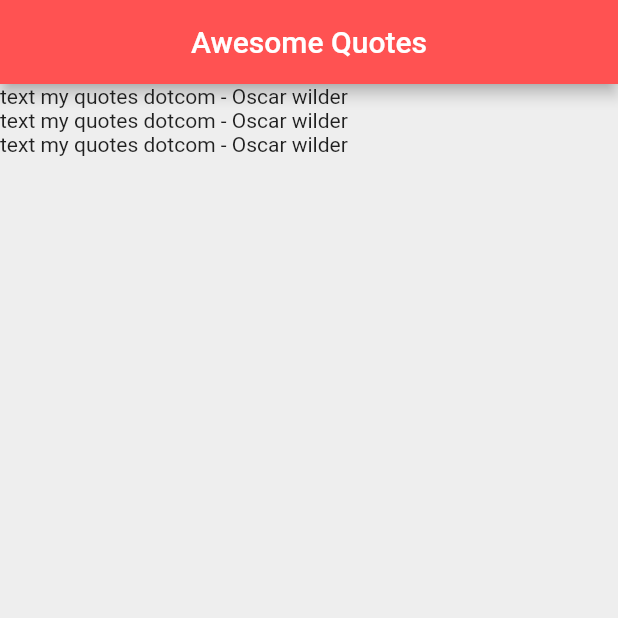
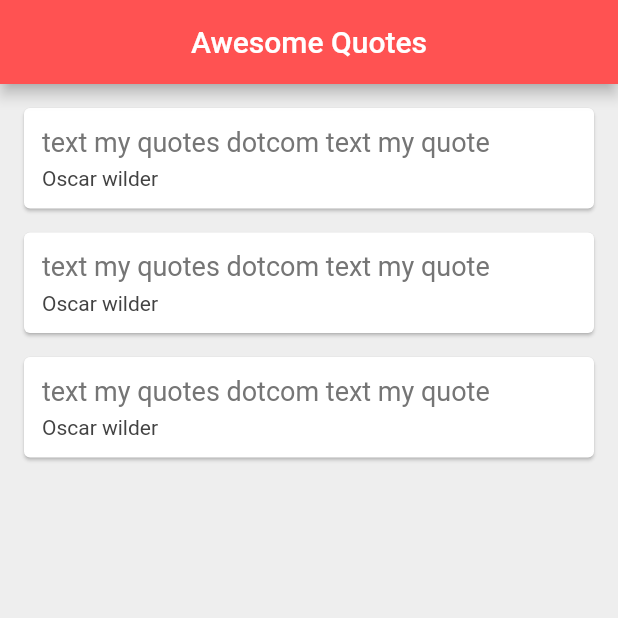
Before and after one commit to okeowosv/quotes, a Flutter app: the screen it shows after launch, on a phone screen of 412 x 824 dp, the top half of it. Run offline on Flutter 3.47's test engine with Material 2 defaults, Android fonts, the phone set to English and light mode, and no system bars.

Commit message:
Working with flutter cards

```diff
--- a/lib/main.dart
+++ b/lib/main.dart
@@ -14,10 +14,38 @@ class QuoteList extends StatefulWidget {
 
 class _QuoteListState extends State<QuoteList> {
   List quotes = [
-    Quote(author: 'Oscar wilder', text: 'text my quotes dotcom'),
-    Quote(author: 'Oscar wilder', text: 'text my quotes dotcom'),
-    Quote(author: 'Oscar wilder', text: 'text my quotes dotcom'),
+    Quote(author: 'Oscar wilder', text: 'text my quotes dotcom text my quote'),
+    Quote(author: 'Oscar wilder', text: 'text my quotes dotcom text my quote'),
+    Quote(author: 'Oscar wilder', text: 'text my quotes dotcom text my quote'),
   ];
+
+  Widget quoteTemplate(quote) {
+    return Card(
+      margin: EdgeInsets.fromLTRB(16, 16, 16, 0),
+      child: Padding(
+        padding: const EdgeInsets.all(12),
+        child: Column(
+          crossAxisAlignment: CrossAxisAlignment.stretch,
+          children: [
+            Text(quote.text,
+                style: TextStyle(
+                  fontSize: 18.0,
+                  color: Colors.grey[600],
+                )),
+            SizedBox(height: 6),
+            Text(
+              quote.author,
+              style: TextStyle(
+                fontSize: 14,
+                color: Colors.grey[800],
+              ),
+            )
+          ],
+        ),
+      ),
+    );
+  }
+
   @override
   Widget build(BuildContext context) {
     return Scaffold(
@@ -29,7 +57,7 @@ class _QuoteListState extends State<QuoteList> {
       ),
       body: Column(
         children: quotes.map((quote) {
-          return Text('${quote.text} - ${quote.author}');
+          return quoteTemplate(quote);
         }).toList(),
       ),
     );
```
